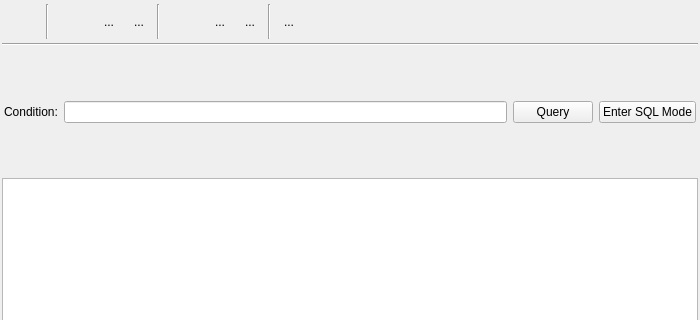
Before: the Qt Designer form cashio/MainWindow.ui in bsdelf/cashio, drawn with Qt 5; both pictures show x 0 to 700 and y 0 to 320 of the 700 by 600 pixel window.
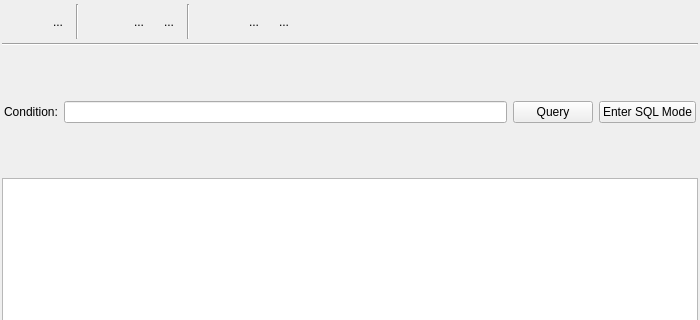
After: the same form once the commit is applied. Icons and pictures are not drawn.

Commit message: 调整工具栏

Diff of the .ui file:
```diff
--- a/cashio/MainWindow.ui
+++ b/cashio/MainWindow.ui
@@ -32,20 +32,19 @@
      <number>2</number>
     </property>
     <item>
-     <layout class="QHBoxLayout" name="horizontalLayout">
-      <item>
-       <widget class="QStackedWidget" name="widgetToolBar">
-        <property name="sizePolicy">
-         <sizepolicy hsizetype="Preferred" vsizetype="Fixed">
-          <horstretch>0</horstretch>
-          <verstretch>0</verstretch>
-         </sizepolicy>
-        </property>
-        <property name="currentIndex">
-         <number>0</number>
-        </property>
-        <widget class="QWidget" name="pageDb">
          <layout class="QHBoxLayout" name="horizontalLayout_4">
+      <item>
+       <widget class="QWidget" name="widgetToolBar" native="true">
+        <property name="sizePolicy">
+         <sizepolicy hsizetype="Preferred" vsizetype="Fixed">
+          <horstretch>0</horstretch>
+          <verstretch>0</verstretch>
+         </sizepolicy>
+        </property>
+        <layout class="QHBoxLayout" name="horizontalLayout_2">
+         <property name="spacing">
+          <number>6</number>
+         </property>
           <property name="margin">
            <number>2</number>
           </property>
@@ -87,6 +86,35 @@
             </property>
            </widget>
           </item>
+         <item>
+          <widget class="QToolButton" name="btnConf">
+           <property name="toolTip">
+            <string>Preference</string>
+           </property>
+           <property name="statusTip">
+            <string>Preference</string>
+           </property>
+           <property name="text">
+            <string>...</string>
+           </property>
+           <property name="icon">
+            <iconset resource="resource.qrc">
+             <normaloff>:/icon/res/conf.png</normaloff>:/icon/res/conf.png</iconset>
+           </property>
+           <property name="iconSize">
+            <size>
+             <width>28</width>
+             <height>28</height>
+            </size>
+           </property>
+           <property name="autoExclusive">
+            <bool>false</bool>
+           </property>
+           <property name="autoRaise">
+            <bool>true</bool>
+           </property>
+          </widget>
+         </item>
           <item>
            <widget class="Line" name="line_2">
             <property name="orientation">
@@ -94,91 +122,6 @@
             </property>
            </widget>
           </item>
-          <item>
-           <widget class="QToolButton" name="btnAdd">
-            <property name="toolTip">
-             <string>Add Record</string>
-            </property>
-            <property name="statusTip">
-             <string>Add Record</string>
-            </property>
-            <property name="text">
-             <string/>
-            </property>
-            <property name="icon">
-             <iconset resource="resource.qrc">
-              <normaloff>:/icon/res/add.png</normaloff>:/icon/res/add.png</iconset>
-            </property>
-            <property name="iconSize">
-             <size>
-              <width>28</width>
-              <height>28</height>
-             </size>
-            </property>
-            <property name="autoRaise">
-             <bool>true</bool>
-            </property>
-           </widget>
-          </item>
-          <item>
-           <widget class="QToolButton" name="btnDrop">
-            <property name="toolTip">
-             <string>Remove Record</string>
-            </property>
-            <property name="statusTip">
-             <string>Remove Record</string>
-            </property>
-            <property name="text">
-             <string>...</string>
-            </property>
-            <property name="icon">
-             <iconset resource="resource.qrc">
-              <normaloff>:/icon/res/drop.png</normaloff>:/icon/res/drop.png</iconset>
-            </property>
-            <property name="iconSize">
-             <size>
-              <width>28</width>
-              <height>28</height>
-             </size>
-            </property>
-            <property name="autoRaise">
-             <bool>true</bool>
-            </property>
-           </widget>
-          </item>
-          <item>
-           <widget class="QToolButton" name="btnQuery">
-            <property name="toolTip">
-             <string>Show/Hide Query Bar</string>
-            </property>
-            <property name="statusTip">
-             <string>Show/Hide Query Bar</string>
-            </property>
-            <property name="text">
-             <string>...</string>
-            </property>
-            <property name="icon">
-             <iconset resource="resource.qrc">
-              <normaloff>:/icon/res/query.png</normaloff>:/icon/res/query.png</iconset>
-            </property>
-            <property name="iconSize">
-             <size>
-              <width>28</width>
-              <height>28</height>
-             </size>
-            </property>
-            <property name="autoRaise">
-             <bool>true</bool>
-            </property>
-           </widget>
-          </item>
-          <item>
-           <widget class="Line" name="line">
-            <property name="orientation">
-             <enum>Qt::Vertical</enum>
-            </property>
-           </widget>
-          </item>
           <item>
            <widget class="QToolButton" name="btnAccount">
             <property name="toolTip">
@@ -261,14 +204,39 @@
            </widget>
           </item>
           <item>
-           <widget class="Line" name="line_4">
+          <widget class="Line" name="line_5">
             <property name="orientation">
              <enum>Qt::Vertical</enum>
             </property>
            </widget>
           </item>
+        </layout>
+       </widget>
+      </item>
           <item>
-           <widget class="QToolButton" name="btnConf">
+       <widget class="QStackedWidget" name="widgetToolBarExt">
+        <property name="sizePolicy">
+         <sizepolicy hsizetype="Preferred" vsizetype="Fixed">
+          <horstretch>0</horstretch>
+          <verstretch>0</verstretch>
+         </sizepolicy>
+        </property>
+        <property name="currentIndex">
+         <number>0</number>
+        </property>
+        <widget class="QWidget" name="pageDb">
+         <property name="sizePolicy">
+          <sizepolicy hsizetype="Preferred" vsizetype="Fixed">
+           <horstretch>0</horstretch>
+           <verstretch>0</verstretch>
+          </sizepolicy>
+         </property>
+         <layout class="QHBoxLayout" name="horizontalLayout">
+          <property name="margin">
+           <number>2</number>
+          </property>
+          <item>
+           <widget class="QToolButton" name="btnAdd">
             <property name="toolTip">
              <string>Preference</string>
             </property>
@@ -276,6 +244,32 @@
              <string>Preference</string>
             </property>
             <property name="text">
+             <string/>
+            </property>
+            <property name="icon">
+             <iconset resource="resource.qrc">
+              <normaloff>:/icon/res/add.png</normaloff>:/icon/res/add.png</iconset>
+            </property>
+            <property name="iconSize">
+             <size>
+              <width>28</width>
+              <height>28</height>
+             </size>
+            </property>
+            <property name="autoRaise">
+             <bool>true</bool>
+            </property>
+           </widget>
+          </item>
+          <item>
+           <widget class="QToolButton" name="btnDrop">
+            <property name="toolTip">
+             <string>Remove Record</string>
+            </property>
+            <property name="statusTip">
+             <string>Remove Record</string>
+            </property>
+            <property name="text">
              <string>...</string>
             </property>
             <property name="icon">
@@ -288,8 +282,31 @@
               <height>28</height>
              </size>
             </property>
-            <property name="autoExclusive">
-             <bool>false</bool>
+            <property name="autoRaise">
+             <bool>true</bool>
+            </property>
+           </widget>
+          </item>
+          <item>
+           <widget class="QToolButton" name="btnQuery">
+            <property name="toolTip">
+             <string>Show/Hide Query Bar</string>
+            </property>
+            <property name="statusTip">
+             <string>Show/Hide Query Bar</string>
+            </property>
+            <property name="text">
+             <string>...</string>
+            </property>
+            <property name="icon">
+             <iconset resource="resource.qrc">
+              <normaloff>:/icon/res/query.png</normaloff>:/icon/res/query.png</iconset>
+            </property>
+            <property name="iconSize">
+             <size>
+              <width>28</width>
+              <height>28</height>
+             </size>
             </property>
             <property name="autoRaise">
              <bool>true</bool>
@@ -337,8 +354,8 @@
         </property>
         <property name="sizeHint" stdset="0">
          <size>
-          <width>40</width>
-          <height>20</height>
+          <width>35</width>
+          <height>13</height>
          </size>
         </property>
        </spacer>
@@ -373,7 +390,7 @@
        <number>0</number>
       </property>
       <widget class="QWidget" name="pageQueryCond">
-       <layout class="QHBoxLayout" name="horizontalLayout_2">
+       <layout class="QHBoxLayout" name="horizontalLayout_6">
         <property name="margin">
          <number>2</number>
         </property>
```
Left out of the diff: 12 changed lines with no effect on the pictures. Lines whose indentation alone changed are shown as unchanged. The commit also changes 1 other file.
